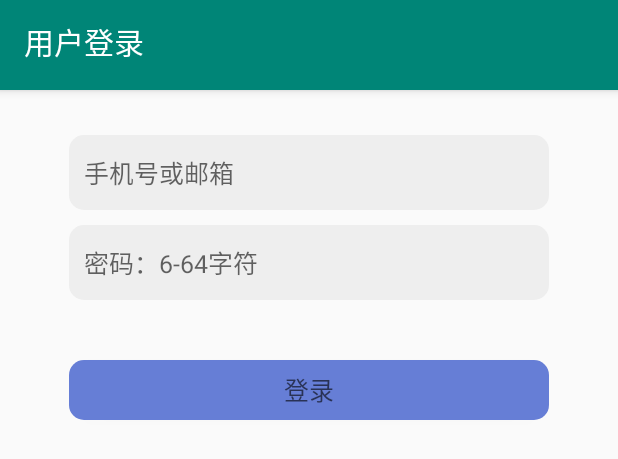
After one commit to bhgg-czq/personalAssistant, an Android app: the layout activity_login.xml on its own in the app's theme, with its tools: preview values and no code run, on a phone screen of 412 x 824 dp. The commit adds this screen. Shown: the top 459 px of the screen. Run offline under Robolectric (Android 15) with nearby library versions, the phone set to English and light mode, and no system bars.

Commit message:
用户登陆界面

```diff
--- /dev/null
+++ b/app/src/main/res/drawable/bg_button_normal.xml
@@ -0,0 +1,5 @@
+<?xml version="1.0" encoding="utf-8"?>
+<shape xmlns:android="http://schemas.android.com/apk/res/android">
+    <solid android:color="@color/colorTheme" />
+    <corners android:radius="10dip"/>
+</shape>
--- /dev/null
+++ b/app/src/main/res/drawable/bg_edittext_normal.xml
@@ -0,0 +1,6 @@
+<?xml version="1.0" encoding="utf-8"?>
+
+<shape xmlns:android="http://schemas.android.com/apk/res/android">
+    <solid android:color="@color/editTextGray" />
+    <corners android:radius="10dip"/>
+</shape>
--- /dev/null
+++ b/app/src/main/res/layout/activity_login.xml
@@ -0,0 +1,55 @@
+<?xml version="1.0" encoding="utf-8"?>
+<LinearLayout xmlns:android="http://schemas.android.com/apk/res/android"
+    xmlns:app="http://schemas.android.com/apk/res-auto"
+    android:orientation="vertical"
+    android:layout_width="match_parent"
+    android:layout_height="match_parent">
+
+    <com.google.android.material.appbar.AppBarLayout
+        android:layout_width="match_parent"
+        android:layout_height="60dp"
+        android:theme="@style/AppTheme.AppBarOverlay">
+
+        <androidx.appcompat.widget.Toolbar
+            android:id="@+id/toolbar"
+            android:layout_width="match_parent"
+            android:layout_height="?attr/actionBarSize"
+            android:background="?attr/colorPrimary"
+            app:popupTheme="@style/AppTheme.PopupOverlay"
+            app:title="用户登录"/>
+
+    </com.google.android.material.appbar.AppBarLayout>
+
+    <EditText
+        android:layout_width="320dp"
+        android:layout_height="50dp"
+        android:hint="@string/login_name"
+        android:layout_gravity="center"
+        android:gravity="center_vertical"
+        android:layout_marginTop="30dp"
+        android:paddingLeft="10dp"
+        android:textSize="25px"
+        android:background="@drawable/bg_edittext_normal"></EditText>
+    <EditText
+        android:layout_width="320dp"
+        android:layout_height="50dp"
+        android:hint="@string/login_pwd"
+        android:layout_gravity="center"
+        android:gravity="center_vertical"
+        android:layout_marginTop="10dp"
+        android:paddingLeft="10dp"
+        android:textSize="25px"
+        android:background="@drawable/bg_edittext_normal"></EditText>
+    <Button
+        android:layout_width="320dp"
+        android:layout_height="40dp"
+        android:hint="@string/login_button"
+        android:layout_gravity="center"
+        android:gravity="center"
+        android:layout_marginTop="40dp"
+        android:textSize="25px"
+        android:textColor="@color/white"
+        android:background="@drawable/bg_button_normal">
+
+    </Button>
+</LinearLayout>
--- a/app/src/main/res/values/colors.xml
+++ b/app/src/main/res/values/colors.xml
@@ -3,4 +3,8 @@
     <color name="colorPrimary">#008577</color>
     <color name="colorPrimaryDark">#00574B</color>
     <color name="colorAccent">#D81B60</color>
+
+    <color name="editTextGray">#eeeeee</color>
+    <color name="colorTheme">#667ed6</color>
+    <color name="white">#ffffff</color>
 </resources>
--- a/app/src/main/res/values/strings.xml
+++ b/app/src/main/res/values/strings.xml
@@ -13,4 +13,9 @@
     <string name="menu_tools">Tools</string>
     <string name="menu_share">Share</string>
     <string name="menu_send">Send</string>
+
+    <string name="login_title">用户登录</string>
+    <string name="login_name">手机号或邮箱</string>
+    <string name="login_pwd">密码：6-64字符</string>
+    <string name="login_button">登录</string>
 </resources>
```
